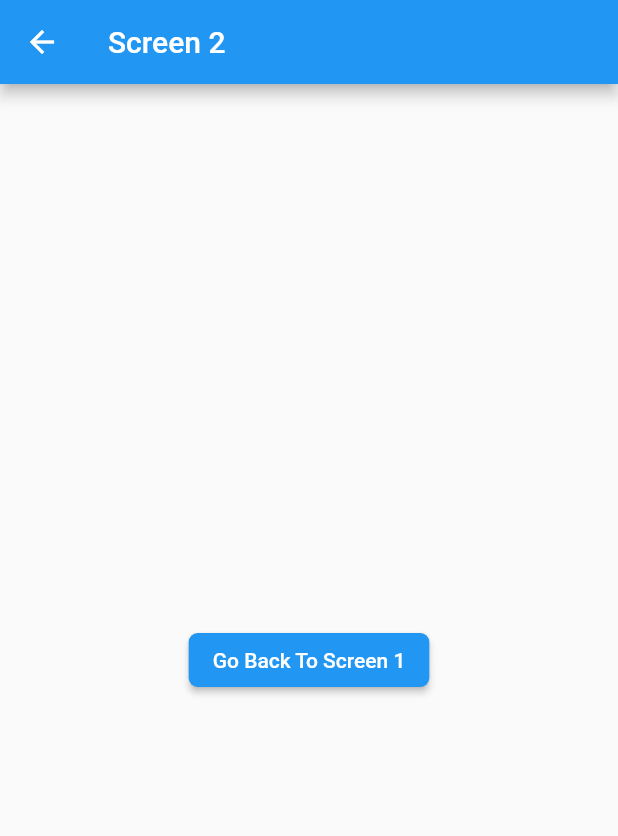
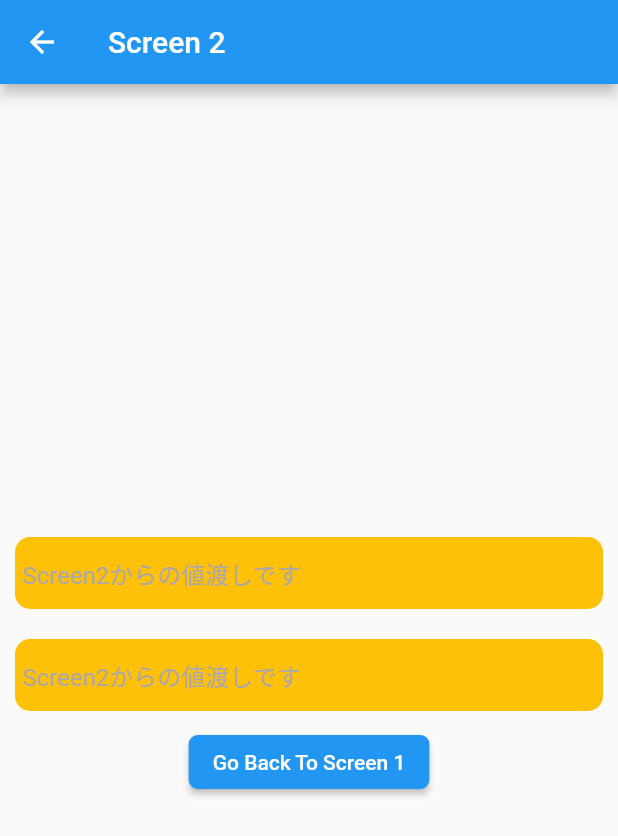
Before and after one commit to haguremon/navigation_flutter_demo, a Flutter app: the Screen1 screen opened by its route, after a tap on "Go Forwards To Screen 2", on a phone screen of 412 x 824 dp. Shown: the top 836 px of the screen. Run offline on Flutter 3.47's test engine with Material 2 defaults, Android fonts, the phone set to English and light mode, and no system bars.

Commit message:
独自で値渡しをやって見たあってるかはわからぬ

```diff
--- a/lib/main.dart
+++ b/lib/main.dart
@@ -16,7 +16,11 @@ class MyApp extends StatelessWidget {
       routes: {
       '/': (context) => Screen0(),
       '/screen1': (context) => Screen1(),
-      '/screen2': (context) => Screen2(),
+      '/screen2': (context) => Screen2(
+        hintText0: 'Screen0からの値わたし',
+        hintText1: 'Screen0からの値わたし',
+        buttonTitle: 'Screen 0',
+      ),//Screen2(hinText0,..),ここでも値渡しできそう
     } // Map<String, WidgetBuilder = Function(BuildContext context);>? // //複数の画面に遷移するときに便利
       );
   }
--- a/lib/screen0.dart
+++ b/lib/screen0.dart
@@ -2,6 +2,8 @@ import 'package:flutter/material.dart';
 
 // ignore: use_key_in_widget_constructors
 class Screen0 extends StatelessWidget {
+
+
   @override
   Widget build(BuildContext context) {
     return Scaffold(
@@ -34,7 +36,14 @@ class Screen0 extends StatelessWidget {
               ),
               child: const Text('Go To Screen 2'),
               onPressed: () {
-                Navigator.pushNamed(context, '/screen2');
+                //
+                Navigator.pushNamed(
+                  context, '/screen2',
+                  // arguments: Screen2(
+                  //   hintText0: 'Screen0からの値わたし',
+                  //   hintText1: 'Screen0からの値わたし' //無理やったわカスタムのオブジェクトだとできるのかなカスタムオブジェクトを渡す方法らしいけど
+                  // ),
+                  );
               },
             ),
           ],
--- a/lib/screen1.dart
+++ b/lib/screen1.dart
@@ -2,7 +2,16 @@ import 'package:flutter/material.dart';
 import 'screen2.dart';
 
 // ignore: use_key_in_widget_constructors
-class Screen1 extends StatelessWidget {
+class Screen1 extends StatefulWidget {
+
+  @override
+  _Screen1State createState() => _Screen1State();
+}
+
+class _Screen1State extends State<Screen1> {
+  String textData0 = 'Screen1Text0';
+  String textData1 = 'Screen1Text1';
+
   @override
   Widget build(BuildContext context) {
     return Scaffold(
@@ -11,7 +20,25 @@ class Screen1 extends StatelessWidget {
         title: const Text('Screen 1'),
       ),
       body: Center(
-        child: ElevatedButton(
+        child: Column(
+          mainAxisAlignment: MainAxisAlignment.center,
+          children: [
+            Text(
+              textData0,
+              style: const TextStyle(
+                backgroundColor: Colors.red,
+                color: Colors.white,
+              ),
+            ),
+            Text(
+              textData1,
+              style: const TextStyle(
+                backgroundColor: Colors.red,
+                color: Colors.white,
+              ),
+            ),
+            const SizedBox(height: 20),
+            ElevatedButton(
               style: ElevatedButton.styleFrom(
                 primary: Colors.red,
                 shape: RoundedRectangleBorder(
@@ -19,14 +46,28 @@ class Screen1 extends StatelessWidget {
                 ),
               ),
               child: const Text('Go Forwards To Screen 2'),
-          onPressed: () {
-            Navigator.push(
-              context,//ここのWidgetから
+              onPressed: () async {
+                Map<String, String>? textDatas = await Navigator.push(
+                  context, //ここのWidgetから
                   MaterialPageRoute(builder: (context) {
-                return Screen2();//MaterialPageRouteを使ってScreen2にpushする
+                    return Screen2(
+                      hintText0: 'Screen2からの値渡しです',
+                      hintText1: 'Screen2からの値渡しです',
+                    ); //MaterialPageRouteを使ってScreen2にpushする
                   }),
                 );
+                setState(() {
+                  if (textDatas != null) {
+                    textData0 = textDatas['textData0'] ?? 'null';
+                    textData1 = textDatas['textData1'] ?? 'null';
+                  } else {
+                    textData0 = 'null';
+                    textData1 = 'null';
+                  }
+                });
               },
+            ),
+          ],
         ),
       ),
     );
--- a/lib/screen2.dart
+++ b/lib/screen2.dart
@@ -1,48 +1,111 @@
 import 'package:flutter/material.dart';
 
+// ignore: use_key_in_widget_constructors, must_be_immutable
+class Screen2 extends StatefulWidget {
+  String hintText0 = '何かを入力してください0';
+  String hintText1 = '何かを入力してください1';
+  String buttonTitle = 'Screen 1';
+
   // ignore: use_key_in_widget_constructors
-class Screen2 extends StatefulWidget {
+  Screen2({this.hintText0 = '', this.hintText1 = '', this.buttonTitle = 'Screen 1'});
+
   @override
   _Screen2State createState() => _Screen2State();
 }
 
 class _Screen2State extends State<Screen2> {
+  Map<String, String> textDatas = {'textData0': '', 'textData1': ''};
   @override
   //画面が作成される前に最初によばれる
   void initState() {
     super.initState();
-    print('initState colled');
+    print('initState called');
   }
+
 //画面作成時
   @override
   Widget build(BuildContext context) {
-      print('build colled');
+    print('build called');
     return Scaffold(
       appBar: AppBar(
         backgroundColor: Colors.blue,
         title: const Text('Screen 2'),
       ),
       body: Center(
-        child: ElevatedButton(
+        child: Column(
+          mainAxisAlignment: MainAxisAlignment.center,
+          children: [
+            Container(
+              padding: const EdgeInsets.all(10.0),
+              child: TextField(
+                style: const TextStyle(
+                  color: Colors.black,
+                ),
+                decoration: InputDecoration(
+                  filled: true,
+                  fillColor: Colors.amber,
+                  hintText: widget.hintText0,
+                  hintStyle: const TextStyle(
+                    color: Color.fromARGB(255, 174, 167, 167),
+                  ),
+                  contentPadding: const EdgeInsets.all(5),
+                  border: const OutlineInputBorder(
+                    borderRadius: BorderRadius.all(Radius.circular(10)),
+                    borderSide: BorderSide.none,
+                  ),
+                ),
+                onChanged: (value) {
+                  textDatas['textData0'] = value;
+                },
+              ),
+            ),
+            Container(
+              padding: const EdgeInsets.all(10.0),
+              child: TextField(
+                style: const TextStyle(
+                  color: Colors.black,
+                ),
+                decoration: InputDecoration(
+                  filled: true,
+                  fillColor: Colors.amber,
+                  hintText: widget.hintText1,
+                  hintStyle: const TextStyle(
+                    color: Color.fromARGB(255, 174, 167, 167),
+                  ),
+                  contentPadding: const EdgeInsets.all(5),
+                  border: const OutlineInputBorder(
+                    borderRadius: BorderRadius.all(Radius.circular(10)),
+                    borderSide: BorderSide.none,
+                  ),
+                ),
+                onChanged: (value) {
+                  textDatas['textData1'] = value;
+                },
+              ),
+            ),
+            ElevatedButton(
               style: ElevatedButton.styleFrom(
                 primary: Colors.blue,
                 shape: RoundedRectangleBorder(
                   borderRadius: BorderRadius.circular(6),
                 ),
               ),
-          child: const Text('Go Back To Screen 1'),
+              child: Text('Go Back To ${widget.buttonTitle}'),
               onPressed: () {
                 //Navigate to Screen 1
-            Navigator.pop(context);
+                Navigator.pop(context, textDatas);
               },
+            ),
+          ],
         ),
       ),
     );
   }
+
   //画面が壊されたとき
   @override
   void deactivate() {
     super.deactivate();
-      print('deactivate colled');
+    print('deactivate called');
   }
 }
```
Lines whose indentation alone changed are shown as unchanged.
